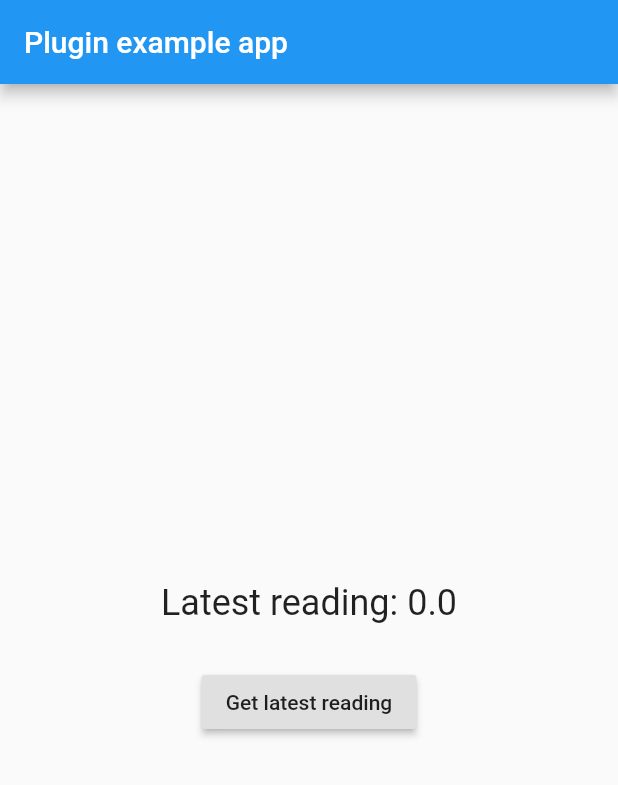
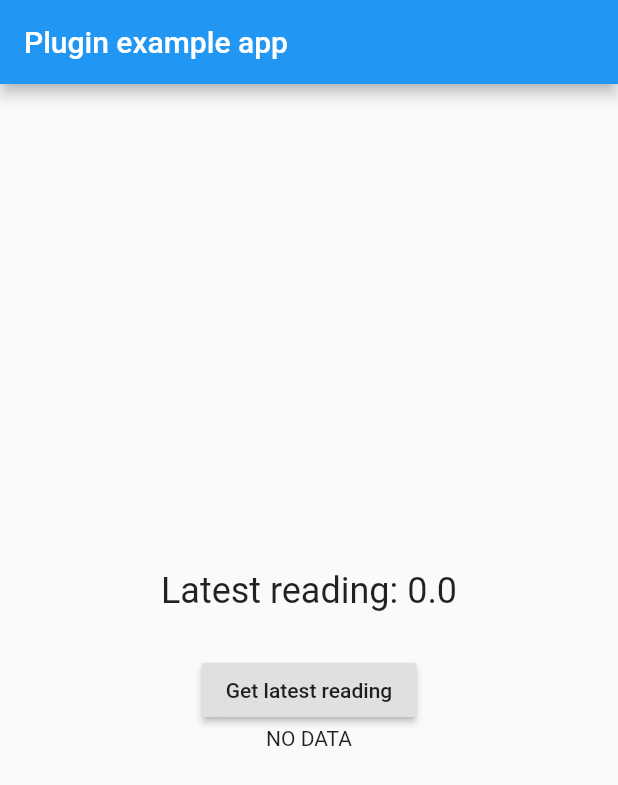
Before and after one commit to RedBrogdon/barometer, a Flutter app: the screen it shows after launch, on a phone screen of 412 x 824 dp. Shown: the top 785 px of the screen. Run offline on Flutter 3.47's test engine with Material 2 defaults, Android fonts, the phone set to English and light mode, and no system bars.

Commit message:
Added back the Streams API on the Java side.

```diff
--- a/example/lib/main.dart
+++ b/example/lib/main.dart
@@ -62,6 +62,16 @@ class _MyAppState extends State<MyApp> {
                   setState(() => _reading = reading);
                 },
               ),
+              StreamBuilder(
+                stream: Barometer.pressureStream,
+                builder: (BuildContext context, AsyncSnapshot<double> snapshot) {
+                  if (snapshot.hasData) {
+                    return Text('PRESSURE STREAM ${snapshot.data}');
+                  }
+                  return Text('NO DATA');
+                }
+
+              )
             ],
           ),
         ),
--- a/lib/barometer.dart
+++ b/lib/barometer.dart
@@ -5,6 +5,10 @@ import 'package:flutter/services.dart';
 class Barometer {
   static const MethodChannel _channel =
       const MethodChannel('barometer');
+
+  static const EventChannel _eventChannel = const EventChannel('pressureStream');
+
+  static Stream<double> _pressureStream;
 
   static Future<String> get platformVersion async {
     final String version = await _channel.invokeMethod('getPlatformVersion');
@@ -16,6 +20,15 @@ class Barometer {
     return reading;
   }
 
+  static Stream<double> get pressureStream {
+    if (_pressureStream == null) {
+      _pressureStream = _eventChannel.receiveBroadcastStream().map<double>((value) => value);
+
+    }
+
+    return _pressureStream;
+  }
+
   static Future<bool> initialize() async {
     bool ready = await _channel.invokeMethod('initializeBarometer');
 
```
